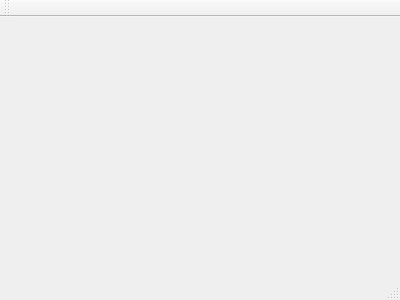
Old version of the form mainwindow.ui in the repository Cenadar/CenDigitRecognizer.
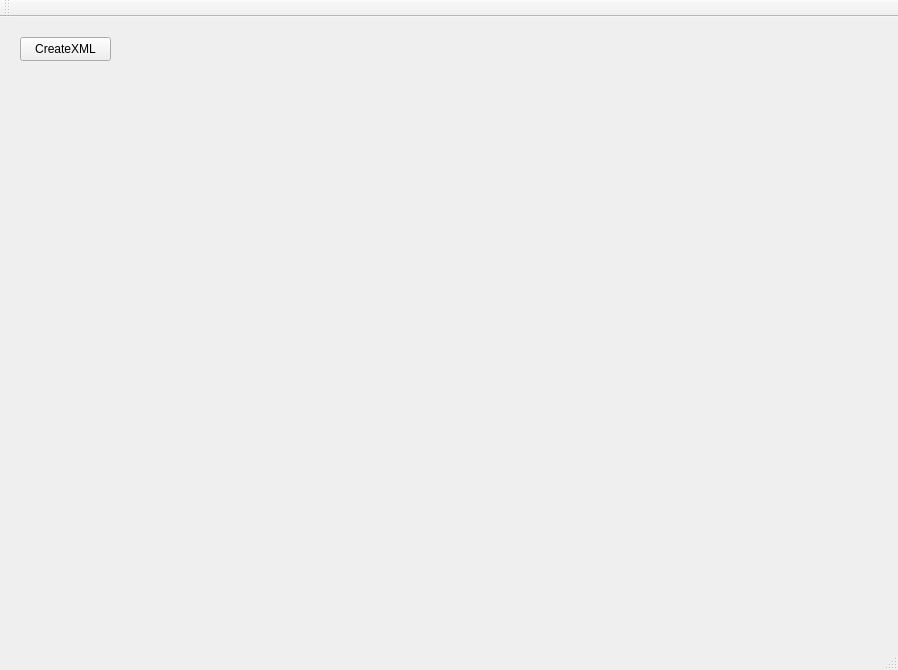
New version of the form.

What changed in the file:
```diff
--- a/mainwindow.ui
+++ b/mainwindow.ui
@@ -1,24 +1,56 @@
 <ui version="4.0">
  <class>MainWindow</class>
- <widget class="QMainWindow" name="MainWindow" >
-  <property name="geometry" >
+ <widget class="QMainWindow" name="MainWindow">
+  <property name="geometry">
    <rect>
     <x>0</x>
     <y>0</y>
-    <width>400</width>
-    <height>300</height>
+    <width>898</width>
+    <height>670</height>
    </rect>
   </property>
   <property name="windowTitle" >
    <string>MainWindow</string>
   </property>
-  <widget class="QMenuBar" name="menuBar" />
-  <widget class="QToolBar" name="mainToolBar" />
-  <widget class="QWidget" name="centralWidget" />
-  <widget class="QStatusBar" name="statusBar" />
+  <widget class="QWidget" name="centralWidget">
+   <widget class="QPushButton" name="CreateXMLButton">
+    <property name="geometry">
+     <rect>
+      <x>20</x>
+      <y>20</y>
+      <width>91</width>
+      <height>24</height>
+     </rect>
+    </property>
+    <property name="text">
+     <string>CreateXML</string>
+    </property>
+   </widget>
+  </widget>
+  <widget class="QMenuBar" name="menuBar">
+   <property name="geometry">
+    <rect>
+     <x>0</x>
+     <y>0</y>
+     <width>898</width>
+     <height>21</height>
+    </rect>
+   </property>
+  </widget>
+  <widget class="QToolBar" name="mainToolBar">
+   <attribute name="toolBarArea">
+    <enum>TopToolBarArea</enum>
+   </attribute>
+   <attribute name="toolBarBreak">
+    <bool>false</bool>
+   </attribute>
+  </widget>
+  <widget class="QStatusBar" name="statusBar"/>
  </widget>
- <layoutDefault spacing="6" margin="11" />
- <pixmapfunction></pixmapfunction>
+ <layoutdefault spacing="6" margin="11"/>
+ <tabstops>
+  <tabstop>CreateXMLButton</tabstop>
+ </tabstops>
  <resources/>
  <connections/>
 </ui>
```
Left out of the diff: 3 changed lines with no effect on the pictures.
